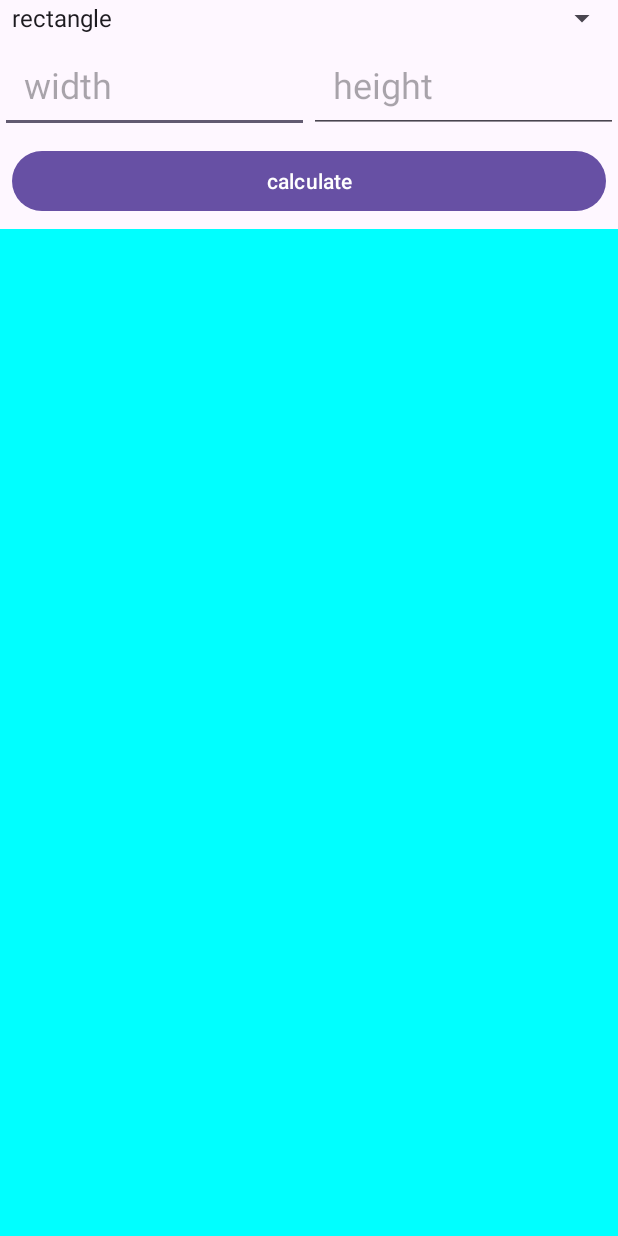
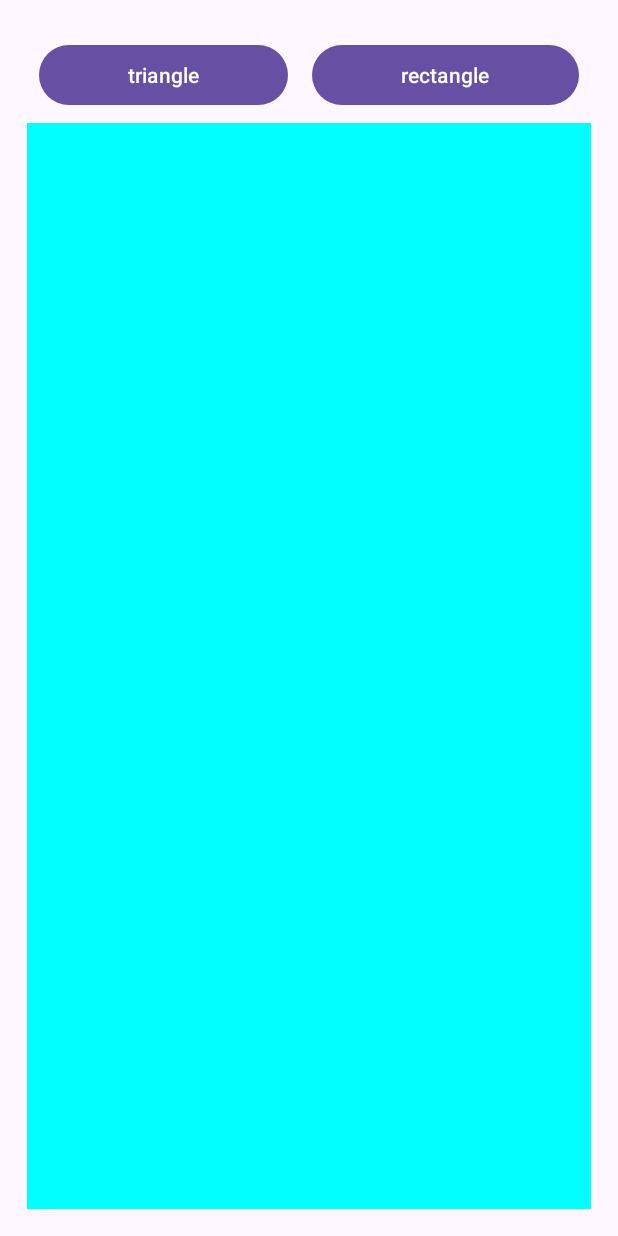
Before and after one commit to IsmailAlamir/partApp, an Android app: the screen it shows after launch (Areas before the commit, Calculate after it), on a phone screen of 412 x 824 dp. Run offline under Robolectric (Android 15) with nearby library versions, the phone set to English and light mode, and no system bars.

Commit message:
Explicit intent

```diff
--- /dev/null
+++ b/app/src/main/java/com/example/partapp/Calculate.java
@@ -0,0 +1,58 @@
+package com.example.partapp;
+
+import androidx.annotation.Nullable;
+import androidx.appcompat.app.AppCompatActivity;
+
+import android.content.Intent;
+import android.os.Bundle;
+import android.view.View;
+import android.widget.Button;
+import android.widget.TextView;
+import android.widget.Toast;
+
+public class Calculate extends AppCompatActivity {
+    TextView tv_all_results;
+
+    @Override
+    protected void onCreate(Bundle savedInstanceState) {
+        super.onCreate(savedInstanceState);
+        setContentView(R.layout.activity_calculate);
+
+        Button btn_triangle = findViewById(R.id.triangle_btn);
+        Button btn_rectangle = findViewById(R.id.rectangle_btn);
+        tv_all_results = findViewById(R.id.all_areas_tv_result);
+
+        btn_triangle.setOnClickListener(new View.OnClickListener() {
+            @Override
+            public void onClick(View v) {
+                Intent intent = new Intent(getBaseContext(), triangle.class);
+                startActivityForResult(intent, 1);
+            }
+        });
+
+        btn_rectangle.setOnClickListener(new View.OnClickListener() {
+            @Override
+            public void onClick(View v) {
+                Intent intent = new Intent(getBaseContext(), rectangle.class);
+                startActivityForResult(intent, 2);
+            }
+        });
+    }
+
+    @Override
+    protected void onActivityResult(int requestCode, int resultCode, Intent data) {
+        super.onActivityResult(requestCode, resultCode, data);
+
+        if (tv_all_results != null) {
+            if (requestCode == 1) {
+                String oldText = tv_all_results.getText().toString();
+                double newArea = data.getDoubleExtra("triangle_area", 0);
+                tv_all_results.setText(oldText + "triangle : " + newArea);
+            } else if (requestCode == 2) {
+                String oldText = tv_all_results.getText().toString();
+                double newArea = data.getDoubleExtra("rectangle_area", 0);
+                tv_all_results.setText(oldText + "\nrectangle : " + newArea);
+            }
+        }
+    }
+}
--- /dev/null
+++ b/app/src/main/res/layout/activity_calculate.xml
@@ -0,0 +1,46 @@
+<?xml version="1.0" encoding="utf-8"?>
+<LinearLayout xmlns:android="http://schemas.android.com/apk/res/android"
+    xmlns:app="http://schemas.android.com/apk/res-auto"
+    xmlns:tools="http://schemas.android.com/tools"
+    android:layout_width="match_parent"
+    android:layout_height="match_parent"
+    tools:context=".Calculate"
+    android:orientation="vertical"
+    android:padding="18dp"
+    >
+
+
+    <LinearLayout
+        android:layout_width="match_parent"
+        android:layout_height="wrap_content"
+        android:orientation="horizontal">
+
+
+        <Button
+            android:id="@+id/triangle_btn"
+            android:layout_width="wrap_content"
+            android:layout_height="wrap_content"
+            android:layout_weight="1"
+            android:layout_margin="8dp"
+
+            android:text="triangle" />
+
+        <Button
+            android:id="@+id/rectangle_btn"
+            android:layout_width="wrap_content"
+            android:layout_height="wrap_content"
+            android:layout_weight="1"
+            android:layout_margin="8dp"
+
+            android:text="rectangle" />
+    </LinearLayout>
+    <TextView
+        android:id="@+id/all_areas_tv_result"
+        android:layout_width="match_parent"
+        android:layout_height="match_parent"
+        android:gravity="center"
+        android:text=""
+        android:background="#00FFFF"
+        android:textSize="50sp"
+        android:textColor="@color/white"/>
+</LinearLayout>
--- a/app/src/main/res/values/strings.xml
+++ b/app/src/main/res/values/strings.xml
@@ -7,7 +7,7 @@
     <string name="groups_tv_search_hint2">Enter group ID to search for ask ID from group admin</string>
     <string name="groups_tv_username">Username</string>
     <string name="groups_tv_createNewGroup">Create new group</string>
-    <string-array name="shapes" >
+    <string-array name="shapes">
         <item>rectangle</item>
         <item>triangle</item>
         <item>circle</item>
```
Also changed, not shown: app/src/main/AndroidManifest.xml (+15 -9 lines), app/src/main/java/com/example/partapp/rectangle.java (added, +43 -0 lines), app/src/main/java/com/example/partapp/triangle.java (added, +44 -0 lines), app/src/main/res/layout/activity_rectangle.xml (added, +51 -0 lines), app/src/main/res/layout/activity_triangle.xml (added, +51 -0 lines).
